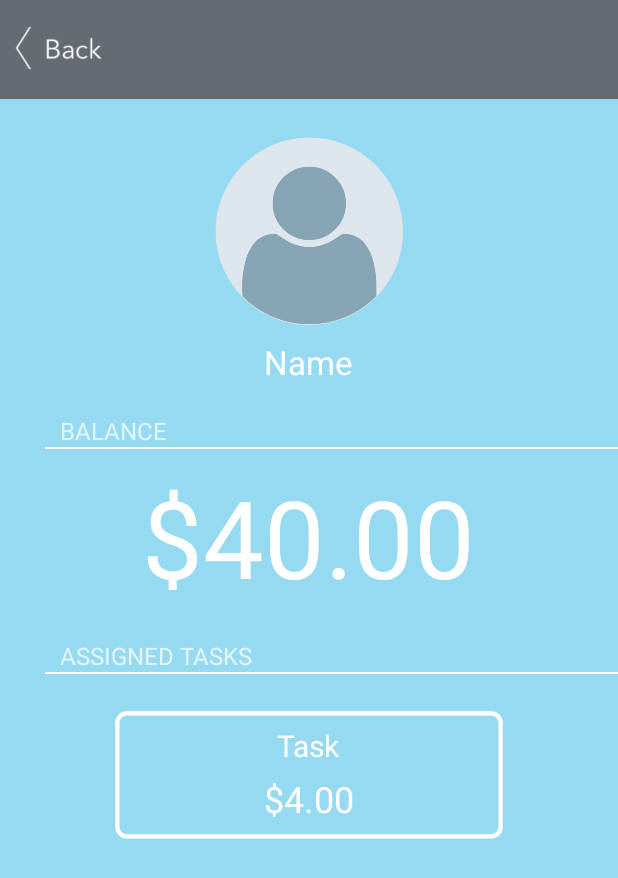
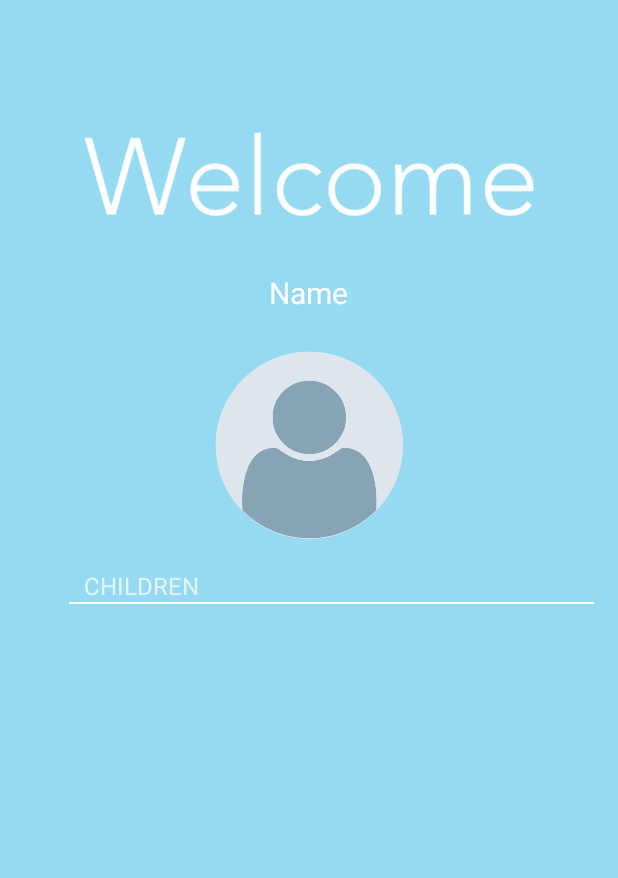
Before and after one commit to SangChanKim/mogul, an Android app: the ChildView screen opened directly, with no data from a screen before it, on a phone screen of 412 x 824 dp. Shown: the top 878 px of the screen. Run offline under Robolectric (Android 15) with nearby library versions, the phone set to English and light mode, and no system bars; our stand-ins replace Firebase (no records; nobody signed in at launch, a user with empty details on screens opened directly); 4 statements that could not run were skipped.

Commit message:
child view additions

```diff
--- a/app/src/main/java/com/example/jxw679/mogul/activities/ChildView.java
+++ b/app/src/main/java/com/example/jxw679/mogul/activities/ChildView.java
@@ -6,6 +6,7 @@ import android.os.Bundle;
 import android.text.Html;
 import android.text.SpannableString;
 import android.text.Spanned;
+import android.util.Log;
 import android.view.LayoutInflater;
 import android.view.View;
 import android.view.ViewGroup;
@@ -23,35 +24,67 @@ import android.text.TextUtils;
 
 import com.example.jxw679.mogul.R;
 import com.example.jxw679.mogul.model.Child;
+import com.example.jxw679.mogul.model.Parent;
+import com.google.firebase.auth.FirebaseAuth;
+import com.google.firebase.auth.FirebaseUser;
+import com.google.firebase.database.DataSnapshot;
+import com.google.firebase.database.DatabaseError;
+import com.google.firebase.database.DatabaseReference;
 
 import java.util.ArrayList;
 import java.util.List;
+import com.example.jxw679.mogul.model.Task;
+import com.google.firebase.database.FirebaseDatabase;
+import com.google.firebase.database.ValueEventListener;
 
 public class ChildView extends AppCompatActivity {
 
     private ArrayList<Task> data = new ArrayList<Task>();
-
+    private DatabaseReference mDatabase;
+    private static final String TAG = "CHILDVIEW";
     @Override
     protected void onCreate(Bundle savedInstanceState) {
         super.onCreate(savedInstanceState);
-        setContentView(R.layout.activity_child_view);
-        ListView lv = (ListView) findViewById(R.id.child_list);
-        generateListContent();
-        //lv.setAdapter(new MyListAdapter(this, R.layout.child_list_item, data));
+        setContentView(R.layout.activity_parent_view);
 
-        RelativeLayout task_button = (RelativeLayout) findViewById(R.id.task_button_layout);
-        task_button.setOnClickListener(new View.OnClickListener() {
-                                           @Override
-                                           public void onClick(View view) {
-                                               // go to task view page
-                                           }
-                                       });
+        FirebaseUser user = FirebaseAuth.getInstance().getCurrentUser();
+        if (user != null) {
+            String uid = user.getUid();
+            System.out.println("UID: " + uid);
+            mDatabase = FirebaseDatabase.getInstance().getReference();
+            mDatabase.child("users").child(uid).addListenerForSingleValueEvent(
+                    new ValueEventListener() {
+                        @Override
+                        public void onDataChange(DataSnapshot dataSnapshot) {
+                            Child child = dataSnapshot.getValue(Child.class);
+                            child.setUsername(child.getEmail());
 
-        TextView task_text = (TextView) findViewById(R.id.task_text);
-        TextView task_amount = (TextView) findViewById(R.id.task_amount);
+                            FirebaseUser user = FirebaseAuth.getInstance().getCurrentUser();
+                            if (user != null) {
+                                child.setUid(user.getUid());
+                            }
+                            TextView childName = (TextView) findViewById(R.id.child_name);
+                            childName.setText(child.getFirstname() +  " " + child.getLastname());
+
+                            TextView childBalance = (TextView) findViewById(R.id.child_balance);
+                            childBalance.setText("$" + String.valueOf(child.getBalance()));
+
+                        }
+                        @Override
+                        public void onCancelled(DatabaseError databaseError) {
+                            Log.w(TAG, "getUser:onCancelled", databaseError.toException());
+                        }
+                    });
+
+        } else {
+            System.out.println("Not logged in!");
+        }
+
+//        ListView lv = (ListView) findViewById(R.id.child_list);
+//        generateListContent();
+//        lv.setAdapter(new MyListAdapter(this, R.layout.child_list_item, data));
 
 
-        // We need to find all the tasks for the given child and parse them here
     }
 
     private void generateListContent() {
--- a/app/src/main/res/layout/activity_child_view.xml
+++ b/app/src/main/res/layout/activity_child_view.xml
@@ -49,7 +49,7 @@
         android:layout_height="wrap_content"
         android:textAppearance="?android:attr/textAppearanceLarge"
         android:text="Name"
-        android:id="@+id/name"
+        android:id="@+id/child_name"
         android:layout_centerHorizontal="true"
         android:layout_below="@+id/profile_pic"
         android:layout_marginTop="10dp"
@@ -61,7 +61,7 @@
         android:textSize="16dp"
         android:text="BALANCE"
         android:id="@+id/balance_text"
-        android:layout_below="@+id/name"
+        android:layout_below="@+id/child_name"
         android:layout_marginLeft="40dp"
         android:layout_marginTop="20dp"
         />
@@ -79,7 +79,7 @@
         android:layout_height="wrap_content"
         android:textSize="72dp"
         android:text="$40.00"
-        android:id="@+id/balance"
+        android:id="@+id/child_balance"
         android:textColor="@android:color/white"
         android:layout_centerHorizontal="true"
         android:layout_below="@+id/separator_1"
@@ -93,7 +93,7 @@
         android:text="ASSIGNED TASKS"
         android:textSize="16dp"
         android:id="@+id/assigned_tasks"
-        android:layout_below="@+id/balance"
+        android:layout_below="@+id/child_balance"
         android:layout_marginLeft="40dp"
         android:layout_marginTop="20dp"
         />
--- a/app/src/main/res/layout/activity_parent_view.xml
+++ b/app/src/main/res/layout/activity_parent_view.xml
@@ -40,21 +40,30 @@
         android:src="@drawable/default_profile_pic"
         />
 
-    <ImageView
-        android:id="@+id/children_header"
+    <TextView
+        android:layout_width="wrap_content"
+        android:layout_height="wrap_content"
+        android:textSize="16dp"
+        android:text="CHILDREN"
+        android:id="@+id/children_label"
+        android:layout_below="@+id/profile_pic"
+        android:layout_marginLeft="40dp"
+        android:layout_marginTop="20dp"
+        />
+
+    <View
+        android:id="@+id/separator_1"
         android:layout_width="match_parent"
-        android:layout_height="wrap_content"
-        android:layout_centerHorizontal="true"
-        android:layout_marginTop="20dp"
-        android:layout_below="@id/profile_pic"
-        android:src="@drawable/children_header"
-        />
+        android:layout_height="1dp"
+        android:layout_below="@+id/children_label"
+        android:layout_marginLeft="30dp"
+        android:background="@android:color/white" />
 
     <ListView
         android:id="@+id/child_list"
         android:layout_width="match_parent"
         android:layout_height="wrap_content"
-        android:layout_below="@id/children_header"
+        android:layout_below="@id/children_label"
         android:layout_marginTop="10dp">
 
     </ListView>
```
Also changed, not shown: app/src/main/java/com/example/jxw679/mogul/activities/ParentTask.java (+27 -2 lines).
